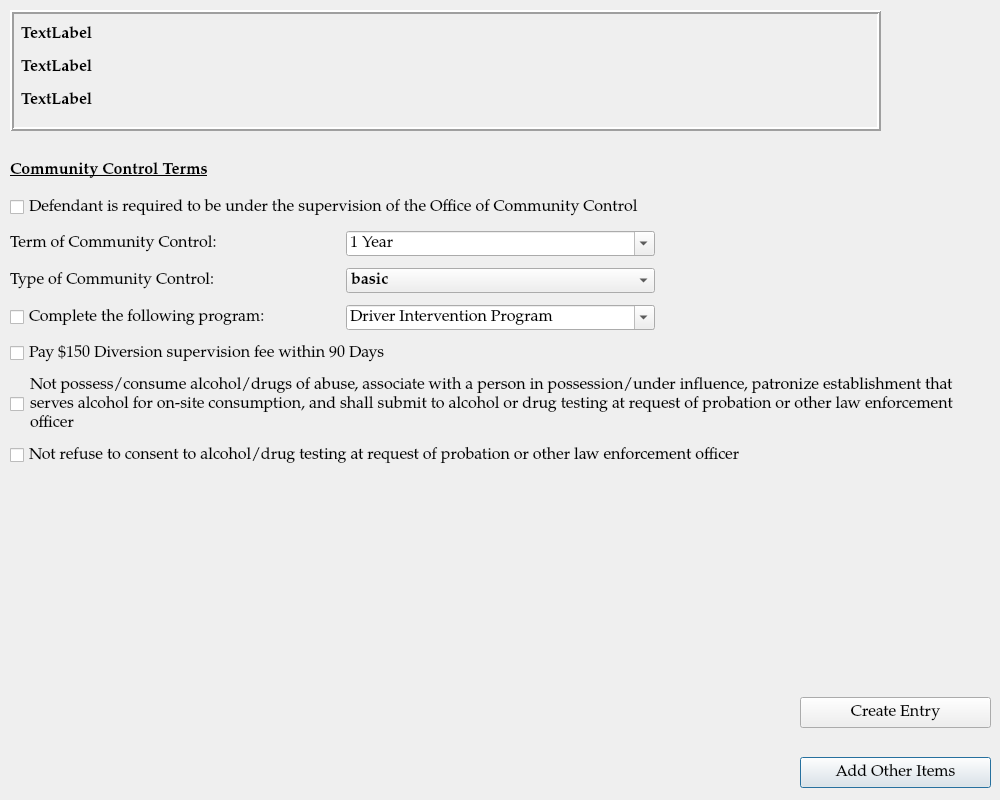
The window that ui/CommunityControlDialog.ui (HunterProgram22/MuniEntry) describes before a commit, drawn with Qt 5.
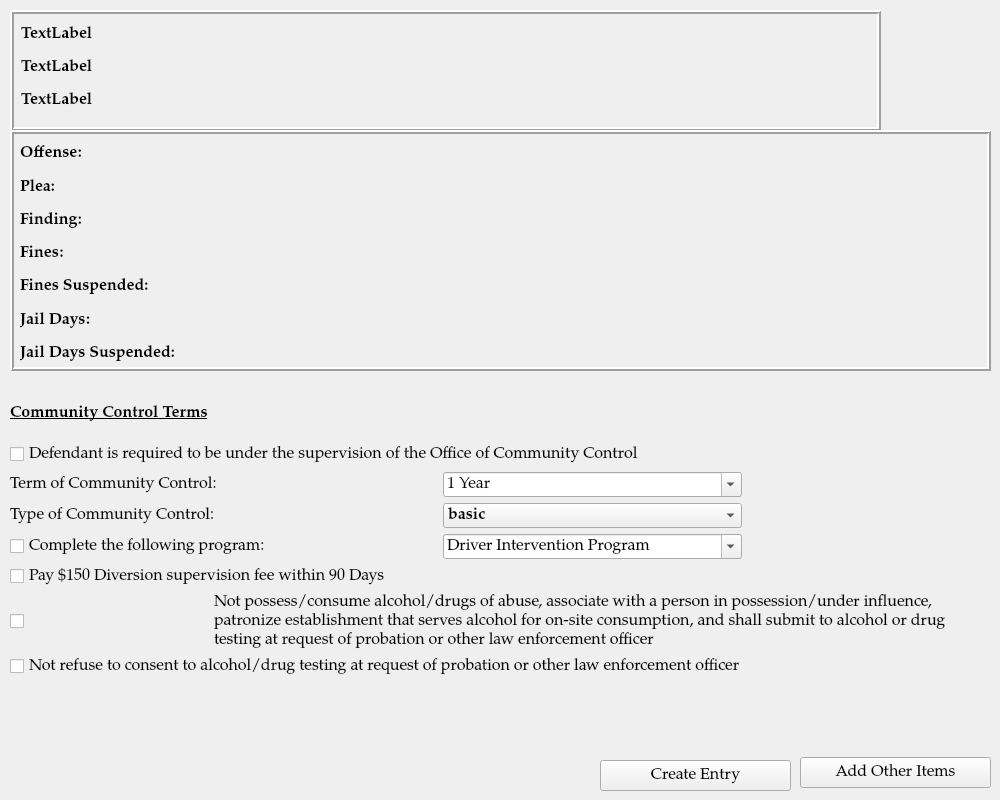
The same window after the commit.

```diff
--- a/ui/CommunityControlDialog.ui
+++ b/ui/CommunityControlDialog.ui
@@ -43,6 +43,9 @@
    <property name="text">
     <string>Add Other Items</string>
    </property>
+   <property name="autoDefault">
+    <bool>false</bool>
+   </property>
   </widget>
   <widget class="QFrame" name="case_information_frame">
    <property name="geometry">
@@ -126,8 +129,8 @@
   <widget class="QPushButton" name="createEntryButton">
    <property name="geometry">
     <rect>
-     <x>800</x>
-     <y>697</y>
+     <x>600</x>
+     <y>760</y>
      <width>191</width>
      <height>31</height>
     </rect>
@@ -135,52 +138,222 @@
    <property name="text">
     <string>Create Entry</string>
    </property>
+   <property name="autoDefault">
+    <bool>false</bool>
+   </property>
   </widget>
-  <widget class="QLabel" name="label">
+  <widget class="QFrame" name="frame">
    <property name="geometry">
     <rect>
      <x>10</x>
-     <y>150</y>
-     <width>311</width>
-     <height>41</height>
+     <y>130</y>
+     <width>981</width>
+     <height>241</height>
     </rect>
    </property>
-   <property name="font">
-    <font>
-     <weight>75</weight>
-     <bold>true</bold>
-     <underline>true</underline>
-    </font>
+   <property name="frameShape">
+    <enum>QFrame::Box</enum>
    </property>
-   <property name="text">
-    <string>Community Control Terms</string>
+   <property name="frameShadow">
+    <enum>QFrame::Raised</enum>
    </property>
+   <property name="lineWidth">
+    <number>2</number>
+   </property>
+   <property name="midLineWidth">
+    <number>0</number>
+   </property>
+   <widget class="QWidget" name="layoutWidget_2">
+    <property name="geometry">
+     <rect>
+      <x>10</x>
+      <y>10</y>
+      <width>961</width>
+      <height>227</height>
+     </rect>
+    </property>
+    <layout class="QGridLayout" name="charges_gridLayout">
+     <item row="0" column="0">
+      <widget class="QLabel" name="offense_label_1">
+       <property name="font">
+        <font>
+         <weight>75</weight>
+         <bold>true</bold>
+        </font>
+       </property>
+       <property name="text">
+        <string>Offense:</string>
+       </property>
+       <property name="wordWrap">
+        <bool>true</bool>
+       </property>
+      </widget>
+     </item>
+     <item row="3" column="0">
+      <widget class="QLabel" name="label_9">
+       <property name="font">
+        <font>
+         <weight>75</weight>
+         <bold>true</bold>
+        </font>
+       </property>
+       <property name="text">
+        <string>Fines:</string>
+       </property>
+      </widget>
+     </item>
+     <item row="5" column="0">
+      <widget class="QLabel" name="label_11">
+       <property name="font">
+        <font>
+         <weight>75</weight>
+         <bold>true</bold>
+        </font>
+       </property>
+       <property name="text">
+        <string>Jail Days:</string>
+       </property>
+      </widget>
+     </item>
+     <item row="2" column="0">
+      <widget class="QLabel" name="label_13">
+       <property name="font">
+        <font>
+         <weight>75</weight>
+         <bold>true</bold>
+        </font>
+       </property>
+       <property name="text">
+        <string>Finding:</string>
+       </property>
+      </widget>
+     </item>
+     <item row="4" column="0">
+      <widget class="QLabel" name="label_10">
+       <property name="font">
+        <font>
+         <weight>75</weight>
+         <bold>true</bold>
+        </font>
+       </property>
+       <property name="text">
+        <string>Fines Suspended:</string>
+       </property>
+      </widget>
+     </item>
+     <item row="1" column="0">
+      <widget class="QLabel" name="plea_label_1">
+       <property name="font">
+        <font>
+         <weight>75</weight>
+         <bold>true</bold>
+        </font>
+       </property>
+       <property name="text">
+        <string>Plea:</string>
+       </property>
+      </widget>
+     </item>
+     <item row="6" column="0">
+      <widget class="QLabel" name="label_12">
+       <property name="font">
+        <font>
+         <weight>75</weight>
+         <bold>true</bold>
+        </font>
+       </property>
+       <property name="text">
+        <string>Jail Days Suspended:</string>
+       </property>
+      </widget>
+     </item>
+    </layout>
+   </widget>
   </widget>
   <widget class="QWidget" name="">
    <property name="geometry">
     <rect>
      <x>10</x>
-     <y>190</y>
+     <y>390</y>
      <width>961</width>
      <height>288</height>
     </rect>
    </property>
    <layout class="QGridLayout" name="gridLayout">
-    <item row="0" column="0" colspan="4">
+    <item row="1" column="0" colspan="4">
      <widget class="QCheckBox" name="community_control_required_checkbox">
       <property name="text">
        <string>Defendant is required to be under the supervision of the Office of Community Control</string>
       </property>
      </widget>
     </item>
-    <item row="1" column="0" colspan="2">
+    <item row="3" column="0" colspan="2">
      <widget class="QLabel" name="label_2">
       <property name="text">
        <string>Term of Community Control:</string>
       </property>
      </widget>
     </item>
-    <item row="1" column="2">
+    <item row="6" column="0" colspan="3">
+     <widget class="QCheckBox" name="checkBox_2">
+      <property name="text">
+       <string>Pay $150 Diversion supervision fee within 90 Days</string>
+      </property>
+     </widget>
+    </item>
+    <item row="7" column="1" colspan="3">
+     <widget class="QLabel" name="label_4">
+      <property name="text">
+       <string>Not possess/consume alcohol/drugs of abuse, associate with a person in possession/under influence, patronize establishment that serves alcohol for on-site consumption, and shall submit to alcohol or drug testing at request of probation or other law enforcement officer</string>
+      </property>
+      <property name="wordWrap">
+       <bool>true</bool>
+      </property>
+     </widget>
+    </item>
+    <item row="4" column="0" colspan="2">
+     <widget class="QLabel" name="label_3">
+      <property name="text">
+       <string>Type of Community Control:</string>
+      </property>
+     </widget>
+    </item>
+    <item row="4" column="2">
+     <widget class="QComboBox" name="type_of_community_control_box">
+      <property name="enabled">
+       <bool>true</bool>
+      </property>
+      <property name="font">
+       <font>
+        <weight>75</weight>
+        <bold>true</bold>
+       </font>
+      </property>
+      <item>
+       <property name="text">
+        <string>basic</string>
+       </property>
+      </item>
+      <item>
+       <property name="text">
+        <string>intensive</string>
+       </property>
+      </item>
+      <item>
+       <property name="text">
+        <string>monitored</string>
+       </property>
+      </item>
+     </widget>
+    </item>
+    <item row="8" column="0" colspan="4">
+     <widget class="QCheckBox" name="not_refuse_checkbox">
+      <property name="text">
+       <string>Not refuse to consent to alcohol/drug testing at request of probation or other law enforcement officer</string>
+      </property>
+     </widget>
+    </item>
+    <item row="3" column="2">
      <widget class="QComboBox" name="term_of_community_control_box">
       <property name="sizePolicy">
        <sizepolicy hsizetype="Minimum" vsizetype="Fixed">
@@ -218,56 +391,14 @@
       </item>
      </widget>
     </item>
-    <item row="2" column="0" colspan="2">
-     <widget class="QLabel" name="label_3">
-      <property name="text">
-       <string>Type of Community Control:</string>
-      </property>
-     </widget>
-    </item>
-    <item row="2" column="2">
-     <widget class="QComboBox" name="type_of_community_control_box">
-      <property name="enabled">
-       <bool>true</bool>
-      </property>
-      <property name="font">
-       <font>
-        <weight>75</weight>
-        <bold>true</bold>
-       </font>
-      </property>
-      <item>
-       <property name="text">
-        <string>basic</string>
-       </property>
-      </item>
-      <item>
-       <property name="text">
-        <string>intensive</string>
-       </property>
-      </item>
-      <item>
-       <property name="text">
-        <string>monitored</string>
-       </property>
-      </item>
-     </widget>
-    </item>
-    <item row="3" column="0" colspan="2">
+    <item row="5" column="0" colspan="2">
      <widget class="QCheckBox" name="checkBox_4">
       <property name="text">
        <string>Complete the following program:</string>
       </property>
      </widget>
     </item>
-    <item row="4" column="0" colspan="3">
-     <widget class="QCheckBox" name="checkBox_2">
-      <property name="text">
-       <string>Pay $150 Diversion supervision fee within 90 Days</string>
-      </property>
-     </widget>
-    </item>
-    <item row="5" column="0">
+    <item row="7" column="0">
      <widget class="QCheckBox" name="not_consume_checkbox">
       <property name="maximumSize">
        <size>
@@ -280,24 +411,7 @@
       </property>
      </widget>
     </item>
-    <item row="5" column="1" colspan="3">
-     <widget class="QLabel" name="label_4">
-      <property name="text">
-       <string>Not possess/consume alcohol/drugs of abuse, associate with a person in possession/under influence, patronize establishment that serves alcohol for on-site consumption, and shall submit to alcohol or drug testing at request of probation or other law enforcement officer</string>
-      </property>
-      <property name="wordWrap">
-       <bool>true</bool>
-      </property>
-     </widget>
-    </item>
-    <item row="6" column="0" colspan="4">
-     <widget class="QCheckBox" name="not_refuse_checkbox">
-      <property name="text">
-       <string>Not refuse to consent to alcohol/drug testing at request of probation or other law enforcement officer</string>
-      </property>
-     </widget>
-    </item>
-    <item row="3" column="2">
+    <item row="5" column="2">
      <widget class="QComboBox" name="comboBox_2">
       <property name="enabled">
        <bool>true</bool>
@@ -327,6 +441,20 @@
       </item>
      </widget>
     </item>
+    <item row="0" column="0">
+     <widget class="QLabel" name="label">
+      <property name="font">
+       <font>
+        <weight>75</weight>
+        <bold>true</bold>
+        <underline>true</underline>
+       </font>
+      </property>
+      <property name="text">
+       <string>Community Control Terms</string>
+      </property>
+     </widget>
+    </item>
    </layout>
   </widget>
  </widget>
```
Left out of the diff: 3 changed lines with no effect on the pictures.
